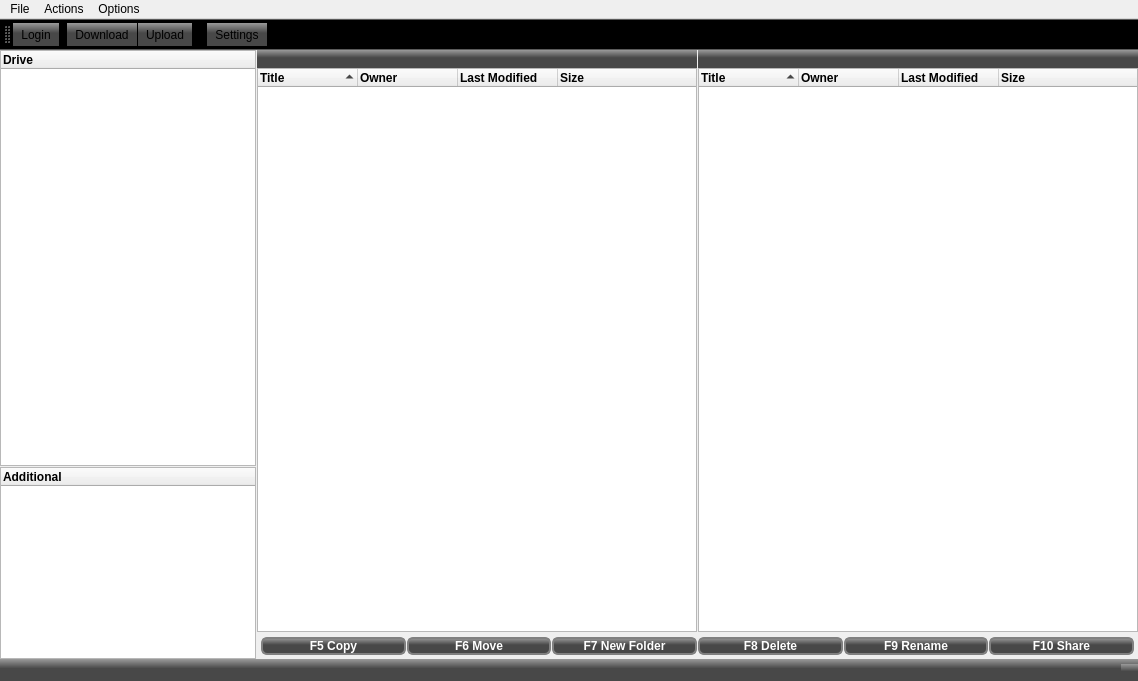
First picture: the form in gui/forms/mainwindow.ui, repository tranter/qt-google-drive, before the edit.
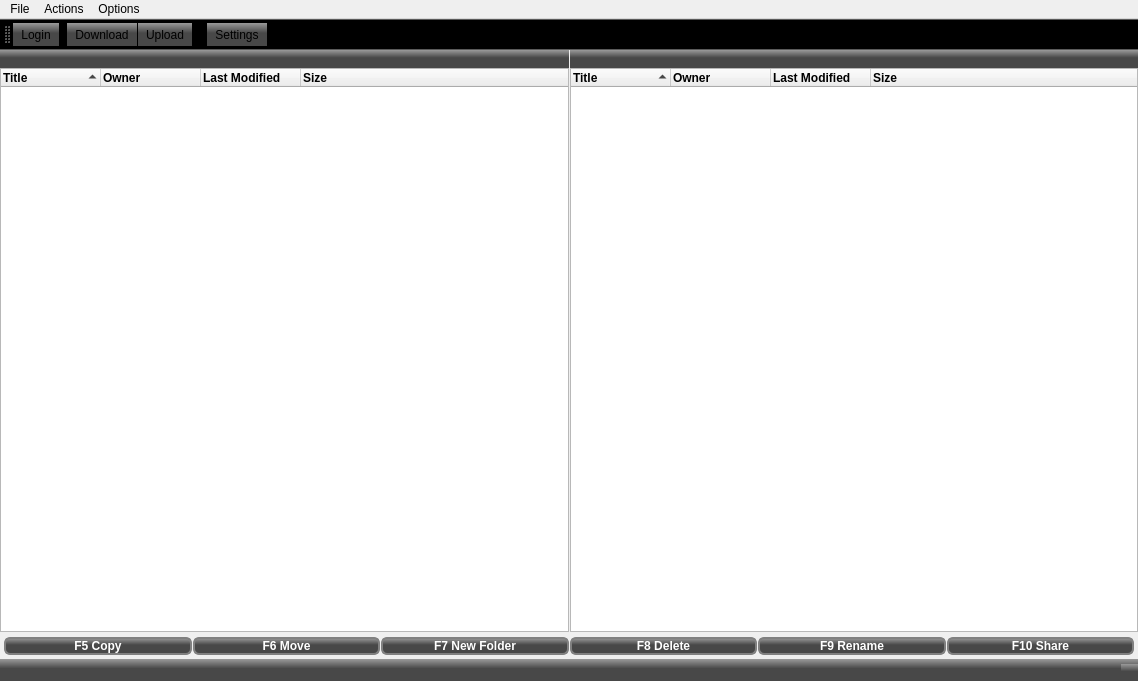
Second picture: the form after the edit. Icons and pictures are not drawn.

Commit message: separate drive tree from main view separate additional folder from main view removed unused code

The edit to the form file:
```diff
--- a/gui/forms/mainwindow.ui
+++ b/gui/forms/mainwindow.ui
@@ -36,7 +36,7 @@
     <property name="spacing">
      <number>1</number>
     </property>
-    <item row="0" column="1" rowspan="2">
+    <item row="0" column="0" rowspan="2">
      <layout class="QVBoxLayout" name="leftPanelVLayout" stretch="0,0">
       <property name="spacing">
        <number>0</number>
@@ -181,7 +181,7 @@
       </item>
      </layout>
     </item>
-    <item row="0" column="2" rowspan="2">
+    <item row="0" column="1" rowspan="2">
      <layout class="QVBoxLayout" name="rightPanelVLayout">
       <property name="spacing">
        <number>0</number>
@@ -317,36 +317,7 @@
       </item>
      </layout>
     </item>
-    <item row="1" column="0" rowspan="2">
-     <widget class="QTreeWidget" name="aFoldersView">
-      <property name="sizePolicy">
-       <sizepolicy hsizetype="Minimum" vsizetype="Minimum">
-        <horstretch>0</horstretch>
-        <verstretch>0</verstretch>
-       </sizepolicy>
-      </property>
-      <property name="font">
-       <font>
-        <family>Arial</family>
-        <pointsize>9</pointsize>
-        <weight>75</weight>
-        <bold>true</bold>
-       </font>
-      </property>
-      <property name="cursor" stdset="0">
-       <cursorShape>PointingHandCursor</cursorShape>
-      </property>
-      <property name="animated">
-       <bool>true</bool>
-      </property>
-      <column>
-       <property name="text">
-        <string>Additional</string>
-       </property>
-      </column>
-     </widget>
-    </item>
-    <item row="2" column="1" colspan="2">
+    <item row="2" column="0" colspan="2">
      <layout class="QHBoxLayout" name="buttonsHLayout">
       <property name="spacing">
        <number>1</number>
@@ -524,47 +495,6 @@
       </item>
      </layout>
     </item>
-    <item row="0" column="0">
-     <widget class="QTreeWidget" name="treeFoldersView">
-      <property name="sizePolicy">
-       <sizepolicy hsizetype="Minimum" vsizetype="Minimum">
-        <horstretch>0</horstretch>
-        <verstretch>25</verstretch>
-       </sizepolicy>
-      </property>
-      <property name="font">
-       <font>
-        <family>Arial</family>
-        <pointsize>9</pointsize>
-        <weight>75</weight>
-        <bold>true</bold>
-       </font>
-      </property>
-      <property name="cursor" stdset="0">
-       <cursorShape>PointingHandCursor</cursorShape>
-      </property>
-      <property name="acceptDrops">
-       <bool>true</bool>
-      </property>
-      <property name="dragEnabled">
-       <bool>false</bool>
-      </property>
-      <property name="dragDropMode">
-       <enum>QAbstractItemView::DropOnly</enum>
-      </property>
-      <property name="defaultDropAction">
-       <enum>Qt::MoveAction</enum>
-      </property>
-      <property name="animated">
-       <bool>true</bool>
-      </property>
-      <column>
-       <property name="text">
-        <string>Drive</string>
-       </property>
-      </column>
-     </widget>
-    </item>
    </layout>
   </widget>
   <widget class="QMenuBar" name="menuBar">
```
The commit also changes 18 other files.
